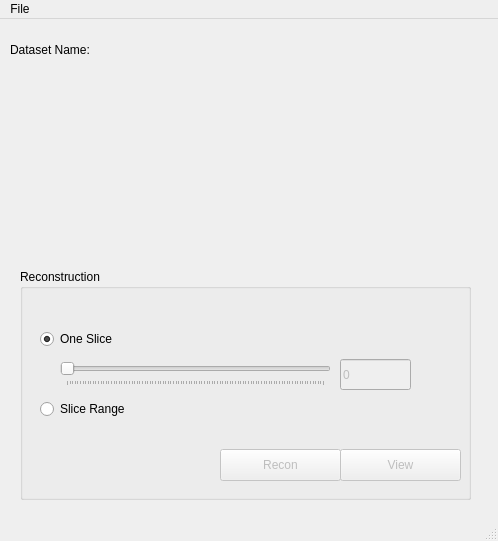
The window that xni/ui/mainwindow.ui (hyounggyu/xni) describes before a commit, drawn with Qt 5.
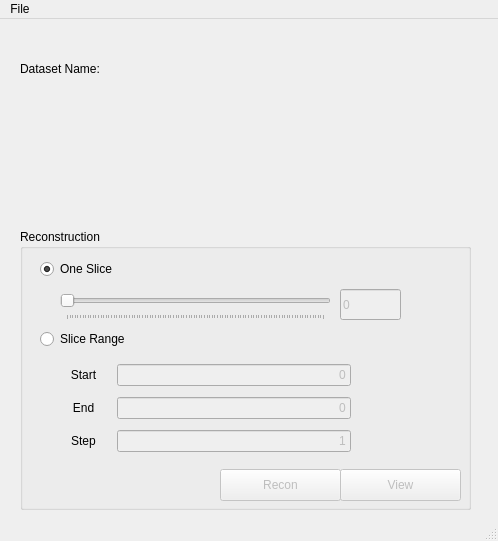
The same window after the commit.

Commit message:
Add recon range function
- change qt object labels
- recon range

```diff
--- a/xni/ui/mainwindow.ui
+++ b/xni/ui/mainwindow.ui
@@ -21,9 +21,9 @@
     <property name="geometry">
      <rect>
       <x>20</x>
-      <y>250</y>
+      <y>210</y>
       <width>451</width>
-      <height>231</height>
+      <height>281</height>
      </rect>
     </property>
     <property name="title">
@@ -36,7 +36,7 @@
      <property name="geometry">
       <rect>
        <x>200</x>
-       <y>180</y>
+       <y>240</y>
        <width>121</width>
        <height>32</height>
       </rect>
@@ -49,7 +49,7 @@
      <property name="geometry">
       <rect>
        <x>20</x>
-       <y>130</y>
+       <y>100</y>
        <width>101</width>
        <height>20</height>
       </rect>
@@ -71,7 +71,7 @@
      <property name="geometry">
       <rect>
        <x>20</x>
-       <y>60</y>
+       <y>30</y>
        <width>91</width>
        <height>20</height>
       </rect>
@@ -90,9 +90,9 @@
      <property name="geometry">
       <rect>
        <x>40</x>
-       <y>90</y>
+       <y>60</y>
        <width>271</width>
-       <height>27</height>
+       <height>31</height>
       </rect>
      </property>
      <property name="orientation">
@@ -109,8 +109,8 @@
      <property name="geometry">
       <rect>
        <x>320</x>
-       <y>90</y>
-       <width>71</width>
+       <y>60</y>
+       <width>61</width>
        <height>31</height>
       </rect>
      </property>
@@ -128,7 +128,7 @@
      <property name="geometry">
       <rect>
        <x>320</x>
-       <y>180</y>
+       <y>240</y>
        <width>121</width>
        <height>32</height>
       </rect>
@@ -137,32 +137,140 @@
       <string>View</string>
      </property>
     </widget>
+    <widget class="QWidget" name="gridLayoutWidget">
+     <property name="geometry">
+      <rect>
+       <x>40</x>
+       <y>130</y>
+       <width>301</width>
+       <height>101</height>
+      </rect>
+     </property>
+     <layout class="QGridLayout" name="gridLayoutRecon">
+      <property name="leftMargin">
+       <number>10</number>
+      </property>
+      <property name="rightMargin">
+       <number>10</number>
+      </property>
+      <property name="horizontalSpacing">
+       <number>20</number>
+      </property>
+      <item row="2" column="0">
+       <widget class="QLabel" name="labelSliceNumberStep">
+        <property name="minimumSize">
+         <size>
+          <width>25</width>
+          <height>0</height>
+         </size>
+        </property>
+        <property name="text">
+         <string>Step</string>
+        </property>
+        <property name="alignment">
+         <set>Qt::AlignCenter</set>
+        </property>
+       </widget>
+      </item>
+      <item row="0" column="0">
+       <widget class="QLabel" name="labelSliceNumberStart">
+        <property name="minimumSize">
+         <size>
+          <width>25</width>
+          <height>0</height>
+         </size>
+        </property>
+        <property name="text">
+         <string>Start</string>
+        </property>
+        <property name="alignment">
+         <set>Qt::AlignCenter</set>
+        </property>
+       </widget>
+      </item>
+      <item row="1" column="0">
+       <widget class="QLabel" name="labelSliceNumberEnd">
+        <property name="minimumSize">
+         <size>
+          <width>25</width>
+          <height>0</height>
+         </size>
+        </property>
+        <property name="text">
+         <string>End</string>
+        </property>
+        <property name="alignment">
+         <set>Qt::AlignCenter</set>
+        </property>
+       </widget>
+      </item>
+      <item row="0" column="1">
+       <widget class="QLineEdit" name="lineEditSliceNumberStart">
+        <property name="enabled">
+         <bool>false</bool>
+        </property>
+        <property name="text">
+         <string>0</string>
+        </property>
+        <property name="alignment">
+         <set>Qt::AlignRight|Qt::AlignTrailing|Qt::AlignVCenter</set>
+        </property>
+       </widget>
+      </item>
+      <item row="1" column="1">
+       <widget class="QLineEdit" name="lineEditSliceNumberEnd">
+        <property name="enabled">
+         <bool>false</bool>
+        </property>
+        <property name="text">
+         <string>0</string>
+        </property>
+        <property name="alignment">
+         <set>Qt::AlignRight|Qt::AlignTrailing|Qt::AlignVCenter</set>
+        </property>
+       </widget>
+      </item>
+      <item row="2" column="1">
+       <widget class="QLineEdit" name="lineEditSliceNumberStep">
+        <property name="enabled">
+         <bool>false</bool>
+        </property>
+        <property name="text">
+         <string>1</string>
+        </property>
+        <property name="alignment">
+         <set>Qt::AlignRight|Qt::AlignTrailing|Qt::AlignVCenter</set>
+        </property>
+       </widget>
+      </item>
+     </layout>
+    </widget>
    </widget>
-   <widget class="QLabel" name="label">
+   <widget class="QWidget" name="gridLayoutWidget_2">
     <property name="geometry">
      <rect>
-      <x>10</x>
-      <y>20</y>
-      <width>91</width>
-      <height>21</height>
+      <x>20</x>
+      <y>10</y>
+      <width>261</width>
+      <height>80</height>
      </rect>
     </property>
-    <property name="text">
-     <string>Dataset Name:</string>
-    </property>
-   </widget>
-   <widget class="QLabel" name="labelDatasetName">
-    <property name="geometry">
-     <rect>
-      <x>110</x>
-      <y>20</y>
-      <width>131</width>
-      <height>21</height>
-     </rect>
-    </property>
-    <property name="text">
-     <string/>
-    </property>
+    <layout class="QGridLayout" name="gridLayoutDatasetInfo">
+     <item row="0" column="0">
+      <widget class="QLabel" name="labelDatasetNameTitle">
+       <property name="text">
+        <string>Dataset Name:</string>
+       </property>
+      </widget>
+     </item>
+     <item row="0" column="1">
+      <widget class="QLabel" name="labelDatasetName">
+       <property name="text">
+        <string/>
+       </property>
+      </widget>
+     </item>
+    </layout>
    </widget>
   </widget>
   <widget class="QMenuBar" name="menubar">
```
Left out of the diff: 14 changed lines with no effect on the pictures. The commit also changes 3 other files.
